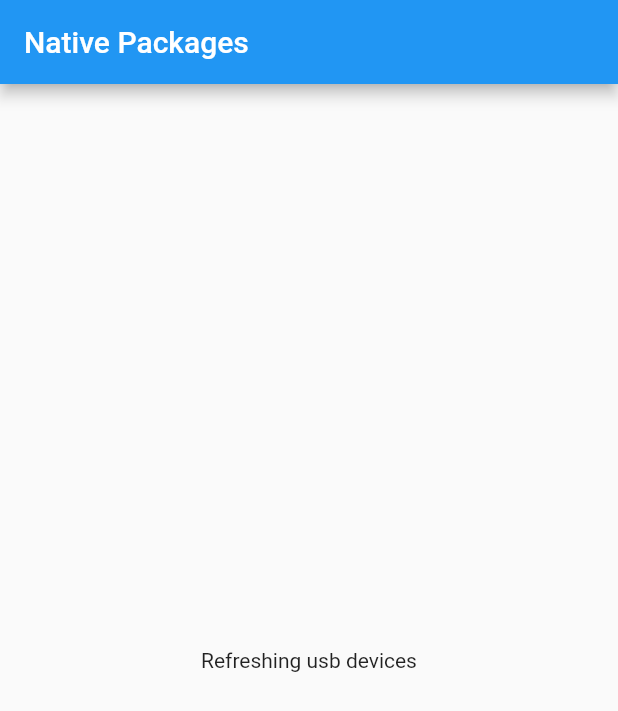
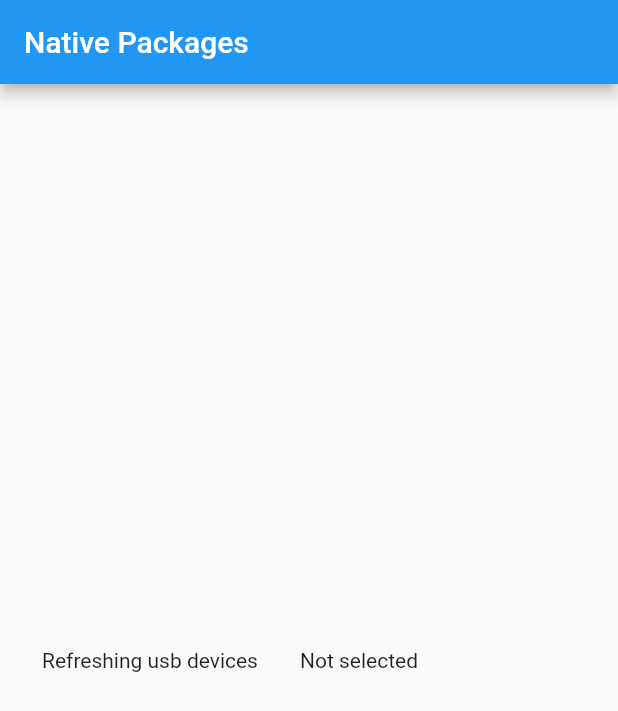
Before and after one commit to TobiasJacob/dartusbhid, a Flutter app: the screen it shows after launch, on a phone screen of 412 x 824 dp. Shown: the top 711 px of the screen. Run offline on Flutter 3.47's test engine with Material 2 defaults, Android fonts, the phone set to English and light mode, and no system bars; missing offline and left inert: dart:ffi.

Commit message:
Finished selector

```diff
--- /dev/null
+++ b/example/lib/deviceView.dart
@@ -0,0 +1,65 @@
+import 'dart:isolate';
+
+import 'package:dartusbhid/open_device.dart';
+import 'package:dartusbhid/usb_device.dart';
+import 'package:flutter/cupertino.dart';
+import 'package:flutter/src/widgets/container.dart';
+import 'package:flutter/src/widgets/framework.dart';
+
+class DeviceView extends StatefulWidget {
+  const DeviceView({super.key, this.deviceInfo});
+
+  final USBDeviceInfo? deviceInfo;
+
+  @override
+  State<DeviceView> createState() => _DeviceViewState();
+}
+
+class _DeviceViewState extends State<DeviceView> {
+  String lastReport;
+  bool isRunning;
+
+  void _updateLoop() async {
+    OpenUSBDevice? currentDevice;
+    while(isRunning) {
+      if (currentDevice?.deviceInfo != widget.deviceInfo) {
+        currentDevice?.close();
+        currentDevice = await widget.deviceInfo?.open();
+        print(currentDevice?.deviceInfo.productString);
+      }
+      if (currentDevice != null) {
+        // Show most recent report on screen
+        var newMsg = await currentDevice.readReport();
+        setState(() {
+          lastReport = newMsg.toString();
+        });
+      } else {
+        await Future.delayed(const Duration(milliseconds: 30));
+      }
+    }
+    currentDevice?.close();
+  }
+
+  _DeviceViewState() : lastReport = "Not selected", isRunning = true;
+
+  @override
+  void initState() {
+    super.initState();
+
+    // Start watching the USB Device
+    _updateLoop();
+  }
+
+
+  @override
+  void dispose() {
+    // Stop watching the USB Device
+    isRunning = false;
+    super.dispose();
+  }
+
+  @override
+  Widget build(BuildContext context) {
+    return Text(lastReport);
+  }
+}
--- a/example/lib/main.dart
+++ b/example/lib/main.dart
@@ -1,4 +1,5 @@
 import 'package:dartusbhid/usb_device.dart';
+import 'package:dartusbhid_example/deviceView.dart';
 import 'package:flutter/material.dart';
 import 'dart:async';
 
@@ -19,6 +20,8 @@ class MyApp extends StatefulWidget {
 class _MyAppState extends State<MyApp> {
   String text = "Hello world";
 
+  USBDeviceInfo? currentDevice;
+
   @override
   void initState() {
     super.initState();
@@ -26,13 +29,13 @@ class _MyAppState extends State<MyApp> {
 
   Future<List<USBDeviceInfo>> getDevices() async {
     var devices = await enumerateDevices(0, 0);
-    return devices;
     // for (var device in devices) {
     //   print(device.manufacturerString);
     //   print(device.productString);
     //   print(device.productId);
     //   print(device.vendorId);
     // }
+    return devices;
     // var openDevice = await devices[0].open();
     // print(devices[0].manufacturerString);
     // while (true) {
@@ -52,37 +55,50 @@ class _MyAppState extends State<MyApp> {
         appBar: AppBar(
           title: const Text('Native Packages'),
         ),
-        body: Container(
+        body: Row(
+          children: [
+            Container(
                 padding: const EdgeInsets.all(10),
+                width: 200,
                 child: FutureBuilder<List<USBDeviceInfo>>(
                     future: getDevices(),
                     builder: (BuildContext context,
                         AsyncSnapshot<List<USBDeviceInfo>> snapshot) {
                       if (snapshot.connectionState == ConnectionState.waiting) {
-                return const Center(child: Text('Refreshing usb devices'));
+                        return const Center(
+                            child: Text('Refreshing usb devices'));
                       } else {
                         if (snapshot.hasError) {
-                  return Center(child: Text('Error: ${snapshot.error}'));
+                          return Center(
+                              child: Text('Error: ${snapshot.error}'));
                         } else {
                           return ListView.builder(
                               padding: const EdgeInsets.all(8),
                               itemCount: snapshot.data!.length,
                               itemBuilder: (BuildContext context, int index) {
                                 var device = snapshot.data![index];
-                        return Container(
+                                return GestureDetector(
+                                    child: Container(
                                         height: 50,
                                         margin: const EdgeInsets.all(2),
                                         child: Center(
                                             child: Text(
-                            '${device.productString} (${device.manufacturerString})',
+                                          '${device.productString} - (${device.manufacturerString})',
                                           style: const TextStyle(fontSize: 18),
-                          )),
-                        );
+                                        ))),
+                                    onTap: () {
+                                      setState(() {
+                                        currentDevice = device;
+                                      });
+                                    });
                               });
                         }
                       }
-            },
-          ),
+                    })),
+            DeviceView(
+              deviceInfo: currentDevice,
+            )
+          ],
         ),
       ),
     );
--- a/lib/open_device.dart
+++ b/lib/open_device.dart
@@ -4,6 +4,7 @@ import 'dart:typed_data';
 
 import 'package:dartusbhid/conversion_helpers.dart';
 import 'package:dartusbhid/dartusbhid.dart';
+import 'package:dartusbhid/usb_device.dart';
 import 'package:flutter/foundation.dart';
 
 import 'dartusbhid_bindings_generated.dart';
@@ -112,8 +113,9 @@ void _readReport(USBIsolateInit initData, Pointer<hid_device> dev, USBIsolateCom
 
 class OpenUSBDevice {
   final SendPort commandPort;
+  final USBDeviceInfo deviceInfo;
 
-  OpenUSBDevice(this.commandPort);
+  OpenUSBDevice(this.commandPort, this.deviceInfo);
 
   /// Closes the hid device
   Future<void> close() async {
--- a/lib/usb_device.dart
+++ b/lib/usb_device.dart
@@ -44,7 +44,7 @@ class USBDeviceInfo {
     Isolate.spawn(usbIsolate, USBIsolateInit(responsePort.sendPort, vendorId, productId, maxBufferLength));
     var commandPort = await responsePort.first;
     if (commandPort is SendPort) {
-      return OpenUSBDevice(commandPort);
+      return OpenUSBDevice(commandPort, this);
     } else {
       var resp = commandPort as USBIsolateResponse;
       throw Exception("Error closing device: ${resp.errorMsg}");
```
Lines whose indentation alone changed are shown as unchanged.
